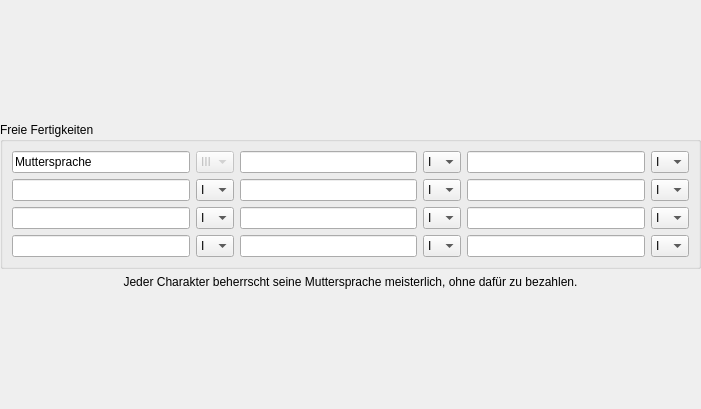
Old version of the form UI/CharakterFreieFert.ui in the repository Aeolitus/Sephrasto.
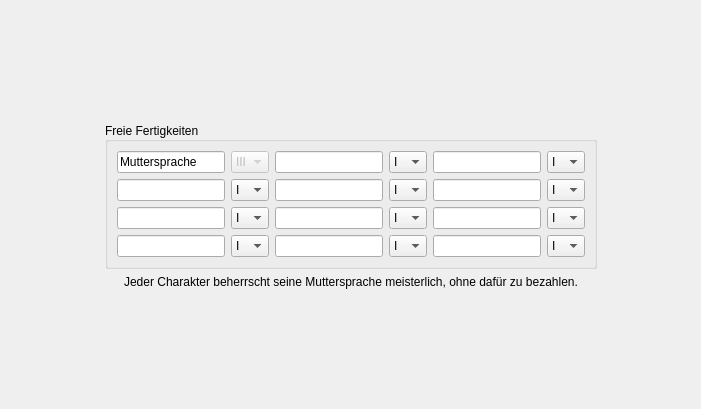
New version of the form.

Commit message: Added a widget for supernatural abilities. Its kind of a counterproposal to the toolbox approach of the regular abilities. So far, I kind of like it, additionally so because it is easier to maintain.

Patch:
```diff
--- a/UI/CharakterFreieFert.ui
+++ b/UI/CharakterFreieFert.ui
@@ -23,13 +23,19 @@
     </rect>
    </property>
    <layout class="QGridLayout" name="gridLayout">
-    <item row="1" column="0">
+    <item row="1" column="1">
      <widget class="QGroupBox" name="groupBox">
       <property name="title">
        <string>Freie Fertigkeiten</string>
       </property>
+      <property name="alignment">
+       <set>Qt::AlignLeading|Qt::AlignLeft|Qt::AlignVCenter</set>
+      </property>
+      <property name="flat">
+       <bool>false</bool>
+      </property>
       <layout class="QGridLayout" name="gridLayout_2">
-       <item row="3" column="1">
+       <item row="3" column="2">
         <layout class="QHBoxLayout" name="horizontalLayout_7">
          <item>
           <widget class="QLineEdit" name="editFF11"/>
@@ -64,7 +70,7 @@
          </item>
         </layout>
        </item>
-       <item row="3" column="2">
+       <item row="3" column="3">
         <layout class="QHBoxLayout" name="horizontalLayout_12">
          <item>
           <widget class="QLineEdit" name="editFF12"/>
@@ -99,7 +105,7 @@
          </item>
         </layout>
        </item>
-       <item row="2" column="0">
+       <item row="2" column="1">
         <layout class="QHBoxLayout" name="horizontalLayout">
          <item>
           <widget class="QLineEdit" name="editFF7"/>
@@ -134,7 +140,7 @@
          </item>
         </layout>
        </item>
-       <item row="0" column="0">
+       <item row="0" column="1">
         <layout class="QHBoxLayout" name="horizontalLayout_2">
          <item>
           <widget class="QLineEdit" name="editFF1">
@@ -182,7 +188,7 @@
          </item>
         </layout>
        </item>
-       <item row="1" column="1">
+       <item row="1" column="2">
         <layout class="QHBoxLayout" name="horizontalLayout_5">
          <item>
           <widget class="QLineEdit" name="editFF5"/>
@@ -217,7 +223,7 @@
          </item>
         </layout>
        </item>
-       <item row="2" column="1">
+       <item row="2" column="2">
         <layout class="QHBoxLayout" name="horizontalLayout_10">
          <item>
           <widget class="QLineEdit" name="editFF8"/>
@@ -252,7 +258,7 @@
          </item>
         </layout>
        </item>
-       <item row="1" column="2">
+       <item row="1" column="3">
         <layout class="QHBoxLayout" name="horizontalLayout_8">
          <item>
           <widget class="QLineEdit" name="editFF6"/>
@@ -287,7 +293,7 @@
          </item>
         </layout>
        </item>
-       <item row="0" column="1">
+       <item row="0" column="2">
         <layout class="QHBoxLayout" name="horizontalLayout_3">
          <item>
           <widget class="QLineEdit" name="editFF2"/>
@@ -322,7 +328,7 @@
          </item>
         </layout>
        </item>
-       <item row="2" column="2">
+       <item row="2" column="3">
         <layout class="QHBoxLayout" name="horizontalLayout_11">
          <item>
           <widget class="QLineEdit" name="editFF9"/>
@@ -357,7 +363,7 @@
          </item>
         </layout>
        </item>
-       <item row="1" column="0">
+       <item row="1" column="1">
         <layout class="QHBoxLayout" name="horizontalLayout_4">
          <item>
           <widget class="QLineEdit" name="editFF4"/>
@@ -392,7 +398,7 @@
          </item>
         </layout>
        </item>
-       <item row="0" column="2">
+       <item row="0" column="3">
         <layout class="QHBoxLayout" name="horizontalLayout_6">
          <item>
           <widget class="QLineEdit" name="editFF3"/>
@@ -427,7 +433,7 @@
          </item>
         </layout>
        </item>
-       <item row="3" column="0">
+       <item row="3" column="1">
         <layout class="QHBoxLayout" name="horizontalLayout_9">
          <item>
           <widget class="QLineEdit" name="editFF10"/>
@@ -465,7 +471,7 @@
       </layout>
      </widget>
     </item>
-    <item row="3" column="0">
+    <item row="3" column="1">
      <spacer name="verticalSpacer_2">
       <property name="orientation">
        <enum>Qt::Vertical</enum>
@@ -478,20 +484,7 @@
       </property>
      </spacer>
     </item>
-    <item row="0" column="0">
-     <spacer name="verticalSpacer">
-      <property name="orientation">
-       <enum>Qt::Vertical</enum>
-      </property>
-      <property name="sizeHint" stdset="0">
-       <size>
-        <width>20</width>
-        <height>40</height>
-       </size>
-      </property>
-     </spacer>
-    </item>
-    <item row="2" column="0">
+    <item row="2" column="1">
      <widget class="QLabel" name="label">
       <property name="text">
        <string>Jeder Charakter beherrscht seine Muttersprache meisterlich, ohne dafür zu bezahlen.</string>
@@ -501,6 +494,45 @@
       </property>
      </widget>
     </item>
+    <item row="0" column="1">
+     <spacer name="verticalSpacer">
+      <property name="orientation">
+       <enum>Qt::Vertical</enum>
+      </property>
+      <property name="sizeHint" stdset="0">
+       <size>
+        <width>20</width>
+        <height>40</height>
+       </size>
+      </property>
+     </spacer>
+    </item>
+    <item row="1" column="2">
+     <spacer name="horizontalSpacer">
+      <property name="orientation">
+       <enum>Qt::Horizontal</enum>
+      </property>
+      <property name="sizeHint" stdset="0">
+       <size>
+        <width>40</width>
+        <height>20</height>
+       </size>
+      </property>
+     </spacer>
+    </item>
+    <item row="1" column="0">
+     <spacer name="horizontalSpacer_2">
+      <property name="orientation">
+       <enum>Qt::Horizontal</enum>
+      </property>
+      <property name="sizeHint" stdset="0">
+       <size>
+        <width>40</width>
+        <height>20</height>
+       </size>
+      </property>
+     </spacer>
+    </item>
    </layout>
   </widget>
  </widget>
```
Left out of the diff: 26 changed lines with no effect on the pictures. The commit also changes 2 other files.
